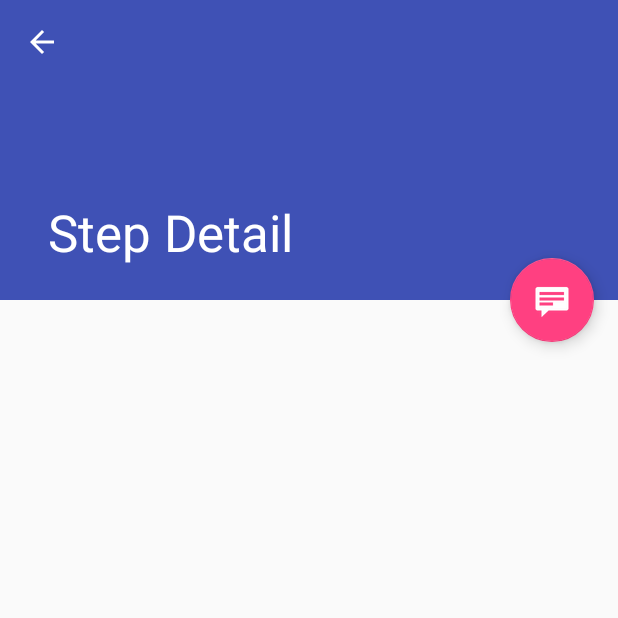
After one commit to BytePair/Bakery, an Android app: the StepDetailActivity screen opened directly, with no data from a screen before it, on a phone screen of 412 x 824 dp, the top half of it. The commit adds this screen. Run offline under Robolectric (Android 15) with nearby library versions, the phone set to English and light mode, and no system bars; 1 statement that could not run was skipped.

Commit message:
Add activity for steps and tab/phone views

```diff
--- a/app/build.gradle
+++ b/app/build.gradle
@@ -27,6 +27,7 @@ dependencies {
     implementation 'com.google.code.gson:gson:2.8.5'
     implementation 'com.squareup.retrofit2:retrofit:2.4.0'
     implementation 'com.squareup.retrofit2:converter-gson:2.4.0'
+    implementation 'com.android.support:design:27.1.1'
     testImplementation 'junit:junit:4.12'
     androidTestImplementation 'com.android.support.test:runner:1.0.2'
     androidTestImplementation 'com.android.support.test.espresso:espresso-core:3.0.2'
--- /dev/null
+++ b/app/src/main/java/com/bytepair/bakery/views/StepDetailActivity.java
@@ -0,0 +1,84 @@
+package com.bytepair.bakery.views;
+
+import android.content.Intent;
+import android.os.Bundle;
+import android.support.design.widget.FloatingActionButton;
+import android.support.design.widget.Snackbar;
+import android.support.v7.widget.Toolbar;
+import android.view.View;
+import android.support.v7.app.AppCompatActivity;
+import android.support.v7.app.ActionBar;
+import android.view.MenuItem;
+
+import com.bytepair.bakery.R;
+
+import static com.bytepair.bakery.views.StepDetailFragment.STEP_ARGUMENT;
+
+/**
+ * An activity representing a single Step detail screen. This
+ * activity is only used on narrow width devices. On tablet-size devices,
+ * item details are presented side-by-side with a list of items
+ * in a {@link StepListActivity}.
+ */
+public class StepDetailActivity extends AppCompatActivity {
+
+    @Override
+    protected void onCreate(Bundle savedInstanceState) {
+        super.onCreate(savedInstanceState);
+        setContentView(R.layout.activity_step_detail);
+        Toolbar toolbar = findViewById(R.id.detail_toolbar);
+        setSupportActionBar(toolbar);
+
+        FloatingActionButton fab = findViewById(R.id.fab);
+        fab.setOnClickListener(new View.OnClickListener() {
+            @Override
+            public void onClick(View view) {
+                Snackbar.make(view, "Replace with your own detail action", Snackbar.LENGTH_LONG)
+                        .setAction("Action", null).show();
+            }
+        });
+
+        // Show the Up button in the action bar.
+        ActionBar actionBar = getSupportActionBar();
+        if (actionBar != null) {
+            actionBar.setDisplayHomeAsUpEnabled(true);
+        }
+
+        // savedInstanceState is non-null when there is fragment state
+        // saved from previous configurations of this activity
+        // (e.g. when rotating the screen from portrait to landscape).
+        // In this case, the fragment will automatically be re-added
+        // to its container so we don't need to manually add it.
+        // For more information, see the Fragments API guide at:
+        //
+        // http://developer.android.com/guide/components/fragments.html
+        //
+        if (savedInstanceState == null) {
+            // Create the detail fragment and add it to the activity
+            // using a fragment transaction.
+            Bundle arguments = new Bundle();
+            arguments.putString(STEP_ARGUMENT,
+                    getIntent().getStringExtra(STEP_ARGUMENT));
+            StepDetailFragment fragment = new StepDetailFragment();
+            fragment.setArguments(arguments);
+            getSupportFragmentManager().beginTransaction()
+                    .add(R.id.step_detail_container, fragment)
+                    .commit();
+        }
+    }
+
+    @Override
+    public boolean onOptionsItemSelected(MenuItem item) {
+        int id = item.getItemId();
+        if (id == android.R.id.home) {
+            // This ID represents the Home or Up button. In the case of this
+            // activity, the Up button is shown. For
+            // more details, see the Navigation pattern on Android Design:
+            //
+            // http://developer.android.com/design/patterns/navigation.html#up-vs-back
+            this.onBackPressed();
+            return true;
+        }
+        return super.onOptionsItemSelected(item);
+    }
+}
--- /dev/null
+++ b/app/src/main/java/com/bytepair/bakery/views/StepDetailFragment.java
@@ -0,0 +1,71 @@
+package com.bytepair.bakery.views;
+
+import android.app.Activity;
+import android.os.Bundle;
+import android.support.annotation.NonNull;
+import android.support.design.widget.CollapsingToolbarLayout;
+import android.support.v4.app.Fragment;
+import android.view.LayoutInflater;
+import android.view.View;
+import android.view.ViewGroup;
+import android.widget.TextView;
+
+import com.bytepair.bakery.R;
+import com.bytepair.bakery.models.Step;
+import com.google.gson.Gson;
+
+/**
+ * A fragment representing a single Step detail screen.
+ * This fragment is either contained in a {@link StepListActivity}
+ * in two-pane mode (on tablets) or a {@link StepDetailActivity}
+ * on handsets.
+ */
+public class StepDetailFragment extends Fragment {
+    /**
+     * The fragment argument representing the recipe step that this fragment represents.
+     */
+    public static final String STEP_ARGUMENT = "step_argument";
+
+    /**
+     * The step this fragment is presenting.
+     */
+    private Step mStep;
+
+    /**
+     * Mandatory empty constructor for the fragment manager to instantiate the
+     * fragment (e.g. upon screen orientation changes).
+     */
+    public StepDetailFragment() {
+    }
+
+    @Override
+    public void onCreate(Bundle savedInstanceState) {
+        super.onCreate(savedInstanceState);
+
+        if (getArguments() != null && getArguments().containsKey(STEP_ARGUMENT)) {
+            mStep = new Gson().fromJson(getArguments().getString(STEP_ARGUMENT), Step.class);
+
+            Activity activity = this.getActivity();
+            CollapsingToolbarLayout appBarLayout = null;
+            if (activity != null) {
+                appBarLayout = activity.findViewById(R.id.toolbar_layout);
+            }
+            if (appBarLayout != null) {
+                appBarLayout.setTitle(mStep.getDescription());
+            }
+        }
+    }
+
+    @Override
+    public View onCreateView(@NonNull LayoutInflater inflater, ViewGroup container,
+                             Bundle savedInstanceState) {
+        View rootView = inflater.inflate(R.layout.step_detail, container, false);
+
+        // TODO: fill in rest of detailed step view
+        if (mStep != null) {
+            ((TextView) rootView.findViewById(R.id.step_detail)).setText(mStep.getDescription());
+        }
+
+        return rootView;
+    }
+}
--- /dev/null
+++ b/app/src/main/res/layout/activity_step_detail.xml
@@ -0,0 +1,54 @@
+<?xml version="1.0" encoding="utf-8"?>
+<android.support.design.widget.CoordinatorLayout xmlns:android="http://schemas.android.com/apk/res/android"
+    xmlns:app="http://schemas.android.com/apk/res-auto"
+    xmlns:tools="http://schemas.android.com/tools"
+    android:layout_width="match_parent"
+    android:layout_height="match_parent"
+    android:fitsSystemWindows="true"
+    tools:context=".views.StepDetailActivity"
+    tools:ignore="MergeRootFrame">
+
+    <android.support.design.widget.AppBarLayout
+        android:id="@+id/app_bar"
+        android:layout_width="match_parent"
+        android:layout_height="@dimen/app_bar_height"
+        android:fitsSystemWindows="true"
+        android:theme="@style/ThemeOverlay.AppCompat.Dark.ActionBar">
+
+        <android.support.design.widget.CollapsingToolbarLayout
+            android:id="@+id/toolbar_layout"
+            android:layout_width="match_parent"
+            android:layout_height="match_parent"
+            android:fitsSystemWindows="true"
+            app:contentScrim="?attr/colorPrimary"
+            app:layout_scrollFlags="scroll|exitUntilCollapsed"
+            app:toolbarId="@+id/toolbar">
+
+            <android.support.v7.widget.Toolbar
+                android:id="@+id/detail_toolbar"
+                android:layout_width="match_parent"
+                android:layout_height="?attr/actionBarSize"
+                app:layout_collapseMode="pin"
+                app:popupTheme="@style/ThemeOverlay.AppCompat.Light" />
+
+        </android.support.design.widget.CollapsingToolbarLayout>
+
+    </android.support.design.widget.AppBarLayout>
+
+    <android.support.v4.widget.NestedScrollView
+        android:id="@+id/step_detail_container"
+        android:layout_width="match_parent"
+        android:layout_height="match_parent"
+        app:layout_behavior="@string/appbar_scrolling_view_behavior" />
+
+    <android.support.design.widget.FloatingActionButton
+        android:id="@+id/fab"
+        android:layout_width="wrap_content"
+        android:layout_height="wrap_content"
+        android:layout_gravity="center_vertical|start"
+        android:layout_margin="@dimen/fab_margin"
+        app:layout_anchor="@+id/step_detail_container"
+        app:layout_anchorGravity="top|end"
+        app:srcCompat="@android:drawable/stat_notify_chat" />
+
+</android.support.design.widget.CoordinatorLayout>
--- a/app/src/main/res/layout/fragment_recipe.xml
+++ b/app/src/main/res/layout/fragment_recipe.xml
@@ -5,8 +5,8 @@
     android:layout_height="wrap_content"
     android:layout_margin="0dp"
     android:orientation="horizontal"
-    android:paddingLeft="@dimen/defaultMargin"
-    android:paddingRight="@dimen/defaultMargin"
+    android:paddingLeft="@dimen/normal_margin"
+    android:paddingRight="@dimen/normal_margin"
     android:paddingTop="@dimen/normal_margin">
 
     <TextView
--- /dev/null
+++ b/app/src/main/res/layout/step_detail.xml
@@ -0,0 +1,10 @@
+<?xml version="1.0" encoding="utf-8"?>
+<TextView xmlns:android="http://schemas.android.com/apk/res/android"
+    xmlns:tools="http://schemas.android.com/tools"
+    android:id="@+id/step_detail"
+    style="?android:attr/textAppearanceLarge"
+    android:layout_width="match_parent"
+    android:layout_height="match_parent"
+    android:padding="16dp"
+    android:textIsSelectable="true"
+    tools:context=".views.StepDetailFragment" />
--- a/app/src/main/res/values/dimens.xml
+++ b/app/src/main/res/values/dimens.xml
@@ -2,4 +2,8 @@
 <resources>
     <dimen name="normal_margin">16dp</dimen>
     <dimen name="small_margin">8dp</dimen>
+    <dimen name="fab_margin">16dp</dimen>
+    <dimen name="app_bar_height">200dp</dimen>
+    <dimen name="item_width">200dp</dimen>
+    <dimen name="text_margin">16dp</dimen>
 </resources>
--- a/app/src/main/res/values/strings.xml
+++ b/app/src/main/res/values/strings.xml
@@ -1,3 +1,5 @@
 <resources>
     <string name="app_name">Bakery</string>
+    <string name="title_step_list">Steps</string>
+    <string name="title_step_detail">Step Detail</string>
 </resources>
--- a/app/src/main/res/values/styles.xml
+++ b/app/src/main/res/values/styles.xml
@@ -8,4 +8,13 @@
         <item name="colorAccent">@color/colorAccent</item>
     </style>
 
+    <style name="AppTheme.NoActionBar">
+        <item name="windowActionBar">false</item>
+        <item name="windowNoTitle">true</item>
+    </style>
+
+    <style name="AppTheme.AppBarOverlay" parent="ThemeOverlay.AppCompat.Dark.ActionBar" />
+
+    <style name="AppTheme.PopupOverlay" parent="ThemeOverlay.AppCompat.Light" />
+
 </resources>
```
Also changed, not shown: app/src/main/AndroidManifest.xml (+20 -2 lines), app/src/main/java/com/bytepair/bakery/views/MainActivity.java (+8 -1 lines), app/src/main/java/com/bytepair/bakery/views/StepListActivity.java (added, +206 -0 lines), app/src/main/res/layout-w720dp/step_list.xml (added, +39 -0 lines), app/src/main/res/layout/activity_step_list.xml (added, +42 -0 lines), app/src/main/res/layout/step_list.xml (added, +11 -0 lines), app/src/main/res/layout/step_list_content.xml (added, +13 -0 lines).
